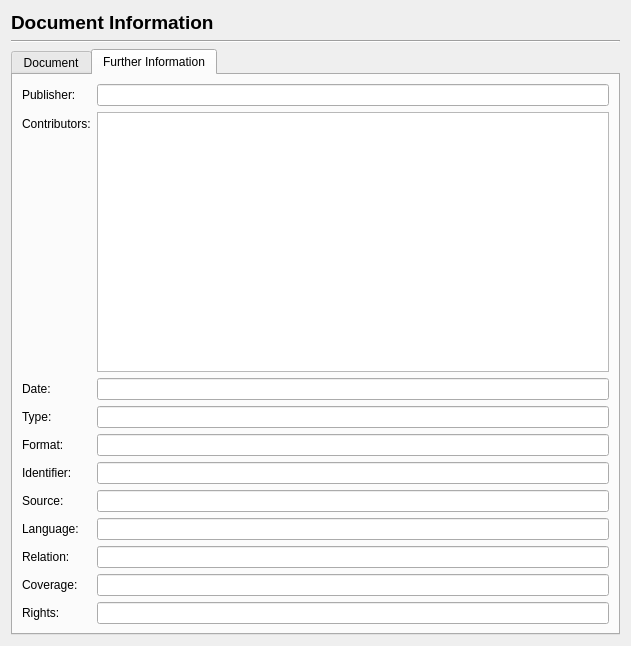
Above: scribus/ui/prefs_documentinformationbase.ui from scribusproject/scribus before the change. Below: the same form after it.
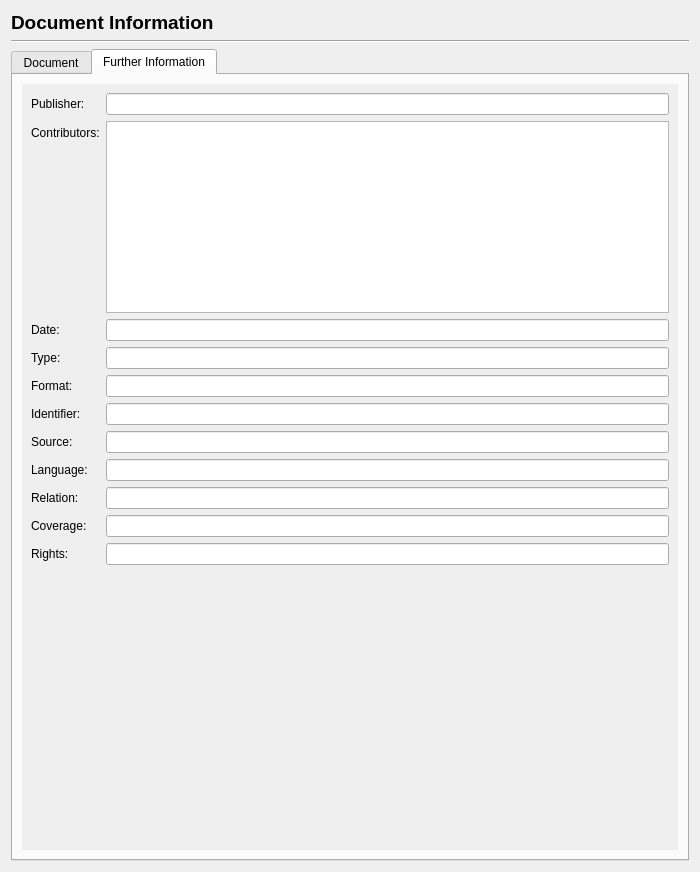
That is the form after the change. The open tabs and pages were chosen to show the change.

Commit message: Reduce prefs window size to allow use on small screens.. with window decoration on OSX.. v=524px

```diff
--- a/scribus/ui/prefs_documentinformationbase.ui
+++ b/scribus/ui/prefs_documentinformationbase.ui
@@ -6,8 +6,8 @@
    <rect>
     <x>0</x>
     <y>0</y>
-    <width>631</width>
-    <height>646</height>
+    <width>700</width>
+    <height>872</height>
    </rect>
   </property>
   <property name="windowTitle">
@@ -108,6 +108,29 @@
       <attribute name="title">
        <string>Further Information</string>
       </attribute>
+      <layout class="QVBoxLayout" name="verticalLayout_3">
+       <item>
+        <widget class="QScrollArea" name="scrollArea">
+         <property name="frameShape">
+          <enum>QFrame::NoFrame</enum>
+         </property>
+         <property name="frameShadow">
+          <enum>QFrame::Plain</enum>
+         </property>
+         <property name="widgetResizable">
+          <bool>true</bool>
+         </property>
+         <widget class="QWidget" name="scrollAreaWidgetContents">
+          <property name="geometry">
+           <rect>
+            <x>0</x>
+            <y>0</y>
+            <width>630</width>
+            <height>747</height>
+           </rect>
+          </property>
+          <layout class="QVBoxLayout" name="verticalLayout_2">
+           <item>
       <layout class="QFormLayout" name="formLayout_2">
        <item row="0" column="0">
         <widget class="QLabel" name="label_7">
@@ -218,6 +241,25 @@
        </item>
        <item row="10" column="1">
         <widget class="QLineEdit" name="rightsLineEdit"/>
+             </item>
+            </layout>
+           </item>
+           <item>
+            <spacer name="verticalSpacer">
+             <property name="orientation">
+              <enum>Qt::Vertical</enum>
+             </property>
+             <property name="sizeHint" stdset="0">
+              <size>
+               <width>20</width>
+               <height>192</height>
+              </size>
+             </property>
+            </spacer>
+           </item>
+          </layout>
+         </widget>
+        </widget>
        </item>
       </layout>
      </widget>
```
Lines whose indentation alone changed are shown as unchanged. The commit also changes 12 other files.
